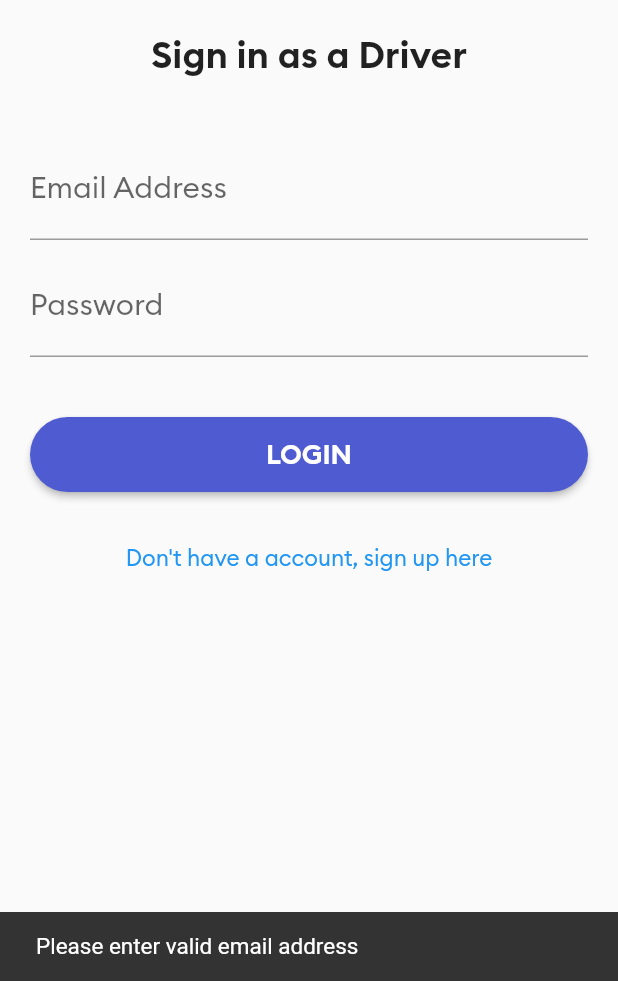
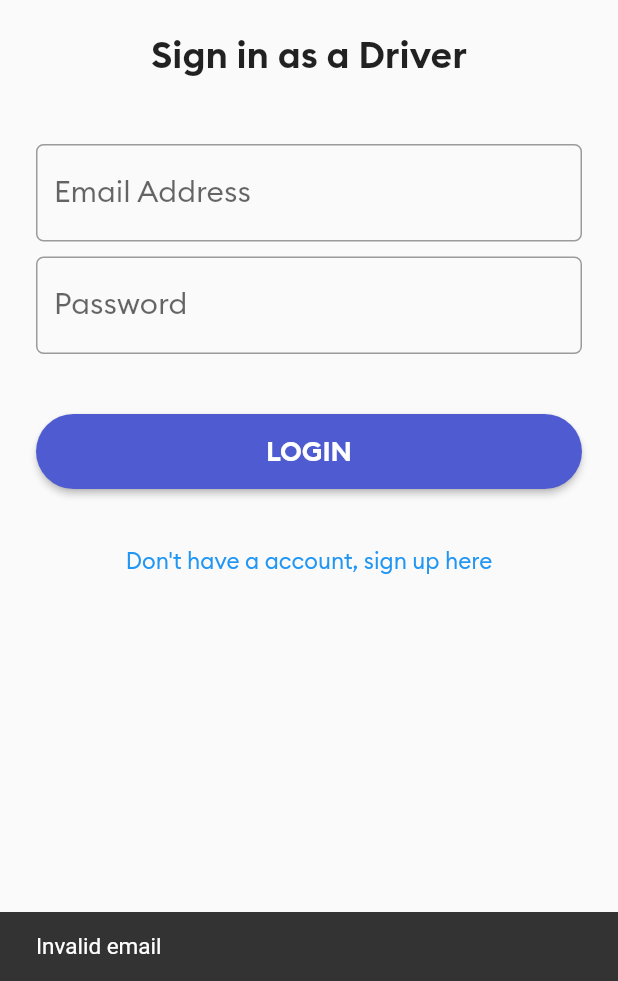
Before and after one commit to Ritsz123/F-Taxi-driver, a Flutter app: the screen it shows after launch, after a tap on "LOGIN", on a phone screen of 412 x 824 dp, the part 255-1236 px from its top. Run offline on Flutter 3.47's test engine with Material 2 defaults, Android fonts, the phone set to English and light mode, and no system bars; our stand-ins replace connectivity, firebase_auth, firebase_core, firebase_database, firebase_messaging, geolocator and 3 more; missing offline and left inert: flutter_geofire; accounts and stored records are empty.

Commit message:
refactor login screen

```diff
--- a/lib/globals.dart
+++ b/lib/globals.dart
@@ -3,8 +3,11 @@ import 'dart:async';
 import 'package:firebase_auth/firebase_auth.dart';
 import 'package:geolocator/geolocator.dart';
 import 'package:google_maps_flutter/google_maps_flutter.dart';
+import 'package:logger/logger.dart';
 
 User? currentFirebaseUser;
+
+Logger logger = Logger();
 
 final CameraPosition googlePlex = CameraPosition(
   bearing: 192.8334901395799,
--- a/lib/screens/loginScreen.dart
+++ b/lib/screens/loginScreen.dart
@@ -1,10 +1,10 @@
 import 'package:connectivity/connectivity.dart';
 import 'package:firebase_auth/firebase_auth.dart';
-import 'package:firebase_database/firebase_database.dart';
 import 'package:flutter/material.dart';
 import 'package:uber_driver_app/Colors.dart';
-import 'package:uber_driver_app/screens/homeScreen.dart';
+import 'package:uber_driver_app/globals.dart';
 import 'package:uber_driver_app/screens/registrationScreen.dart';
+import 'package:uber_driver_app/widgets/input_field.dart';
 import 'package:uber_driver_app/widgets/progressIndicator.dart';
 import 'package:uber_driver_app/widgets/taxiButton.dart';
 import 'package:velocity_x/velocity_x.dart';
@@ -17,13 +17,9 @@ class LoginScreen extends StatefulWidget {
 }
 
 class _LoginScreenState extends State<LoginScreen> {
-  var emailController = TextEditingController();
-
-  var passwordController = TextEditingController();
-
   final GlobalKey<ScaffoldState> scaffoldKey = GlobalKey<ScaffoldState>();
-
-  final FirebaseAuth _auth = FirebaseAuth.instance;
+  String _email = '';
+  String _password = '';
 
   void showSnackBar(String title) {
     final snackBar = SnackBar(
@@ -31,56 +27,6 @@ class _LoginScreenState extends State<LoginScreen> {
       content: title.text.size(15).make(),
     );
     ScaffoldMessenger.of(context).showSnackBar(snackBar);
-  }
-
-  void validateLogin() async {
-    var connResult = await Connectivity().checkConnectivity();
-    if (connResult != ConnectivityResult.mobile &&
-        connResult != ConnectivityResult.wifi) {
-      showSnackBar("No Internet connectivity");
-      return;
-    }
-    if (!emailController.text.contains('@')) {
-      showSnackBar("Please enter valid email address");
-    } else if (passwordController.text.length < 6) {
-      showSnackBar("please enter valid password");
-    } else {
-      showDialog(
-        barrierDismissible: false,
-        context: context,
-        builder: (context) => ProgressDialog(status: "Logging you in..."),
-      );
-      loginUser();
-    }
-  }
-
-  void loginUser() async {
-    User? user;
-    try {
-      user = (await FirebaseAuth.instance.signInWithEmailAndPassword(
-        email: emailController.text,
-        password: passwordController.text,
-      ))
-          .user;
-    } on FirebaseAuthException catch (e) {
-      Navigator.pop(context);
-      showSnackBar(e.message!);
-    }
-    if (user != null) {
-//      verify user data in db
-      DatabaseReference userRef =
-          FirebaseDatabase.instance.reference().child('drivers/${user.uid}');
-      userRef.once().then(
-        (DataSnapshot snapshot) {
-          print("Driver Logged in");
-          Navigator.pushNamedAndRemoveUntil(
-            context,
-            HomeScreen.id,
-            (route) => false,
-          );
-        },
-      );
-    }
   }
 
   @override
@@ -99,64 +45,25 @@ class _LoginScreenState extends State<LoginScreen> {
                 image: AssetImage("assets/images/logo.png"),
               ),
               20.heightBox,
-              "Sign in as a Driver"
-                  .text
-                  .size(25)
-                  .fontFamily('Brand-Bold')
-                  .make(),
+              "Sign in as a Driver".text.size(25).fontFamily('Brand-Bold').make(),
               20.heightBox,
               Column(
                 children: [
-                  TextField(
-                    controller: emailController,
-                    keyboardType: TextInputType.emailAddress,
-                    decoration: InputDecoration(
-                      labelText: 'Email Address',
-                      labelStyle: TextStyle(
-                        fontSize: 20,
-                      ),
-                      hintStyle: TextStyle(
-                        color: Colors.grey,
-                        fontSize: 16,
-                      ),
-                    ),
-                    style: TextStyle(
-                      fontSize: 20,
-                    ),
-                  ),
-                  10.heightBox,
-                  TextField(
-                    controller: passwordController,
-                    obscureText: true,
-                    decoration: InputDecoration(
-                      labelText: 'Password',
-                      labelStyle: TextStyle(
-                        fontSize: 20,
-                      ),
-                      hintStyle: TextStyle(
-                        color: Colors.grey,
-                        fontSize: 16,
-                      ),
-                    ),
-                    style: TextStyle(
-                      fontSize: 20,
-                    ),
-                  ),
+                  _loginForm(),
                   40.heightBox,
                   TaxiButton(
-                    onPressed: validateLogin,
+                    onPressed: processLogin,
                     buttonText: "login",
                     color: MyColors.colorAccentPurple,
                   ),
                 ],
-              ).p20(),
+              ).p24(),
               TextButton(
                 onPressed: () {
-                  Navigator.pushNamedAndRemoveUntil(
-                      context, RegistrationScreen.id, (route) => false);
+                  Navigator.pushNamedAndRemoveUntil(context, RegistrationScreen.id, (route) => false);
                 },
                 child:
-                    "Don't have a account, sign up here".text.size(15).make(),
+                  "Don't have a account, sign up here".text.size(15).make(),
               ),
             ],
           ),
@@ -164,4 +71,83 @@ class _LoginScreenState extends State<LoginScreen> {
       ),
     );
   }
+
+  Widget _loginForm() {
+    return Column(
+      children: [
+        InputField(
+          labelText: 'Email Address',
+          onValueChange: (String value) {
+            _email = value;
+          },
+          keyboardType: TextInputType.emailAddress,
+        ),
+        10.heightBox,
+        InputField(
+          labelText: 'Password',
+          obscureText: true,
+          onValueChange: (String value) {
+            _password = value;
+          },
+        ),
+      ],
+    );
+  }
+
+  Future<bool> _validateLoginForm() async {
+    var connResult = await Connectivity().checkConnectivity();
+    if (connResult != ConnectivityResult.mobile &&
+        connResult != ConnectivityResult.wifi) {
+      showSnackBar("No Internet connectivity");
+      return false;
+    }
+
+    if(!RegExp(r"^[a-zA-Z0-9.a-zA-Z0-9.!#$%&'*+-/=?^_`{|}~]+@[a-zA-Z0-9]+\.[a-zA-Z]+").hasMatch(_email)){
+      showSnackBar('Invalid email');
+      return false;
+    }else if (_password.length < 6) {
+      showSnackBar("please enter valid password");
+      return false;
+    }
+    return true;
+  }
+
+  void processLogin() async {
+    bool isFormValid = await _validateLoginForm();
+    if(!isFormValid) return;
+
+    showDialog(
+      barrierDismissible: false,
+      context: context,
+      builder: (context) => ProgressDialog(status: "Logging you in..."),
+    );
+
+    logger.i('making login request');
+    /*
+
+    try {
+      Map<String, dynamic> response = await RequestHelper.postRequest(
+        url: serviceUrl.loginUser,
+        body: {
+          'email' : _email,
+          'password' : _password,
+        },
+      );
+
+      String authToken = response['body']['token'];
+      bool cached = await HelperMethods.cacheAuthToken(authToken);
+      if(cached) {
+        Provider.of<AppData>(context, listen: false).setAuthToken(authToken);
+
+        logger.i('Login Successful');
+
+        Navigator.pushNamedAndRemoveUntil(context, HomeScreen.id, (route) => false);
+      }
+    } catch (e) {
+      Navigator.pop(context);
+      showSnackBar(e.toString());
+    }
+
+    */
+  }
 }
--- /dev/null
+++ b/lib/widgets/input_field.dart
@@ -0,0 +1,42 @@
+import 'package:flutter/material.dart';
+
+class InputField extends StatelessWidget {
+
+  final String labelText;
+  final ValueChanged<String> onValueChange;
+  final TextInputType? keyboardType;
+  final bool? obscureText;
+
+  const InputField({
+    Key? key,
+    required this.labelText,
+    required this.onValueChange,
+    this.keyboardType,
+    this.obscureText = false
+  }) : super(key: key);
+
+  @override
+  Widget build(BuildContext context) {
+    return TextFormField(
+      keyboardType: keyboardType,
+      obscureText: obscureText ?? false,
+      onChanged: onValueChange,
+      decoration: InputDecoration(
+        border: OutlineInputBorder(
+          borderRadius: BorderRadius.circular(5),
+        ),
+        labelText: labelText,
+        labelStyle: TextStyle(
+          fontSize: 20,
+        ),
+        hintStyle: TextStyle(
+          color: Colors.grey,
+          fontSize: 16,
+        ),
+      ),
+      style: TextStyle(
+        fontSize: 20,
+      ),
+    );
+  }
+}
--- a/pubspec.yaml
+++ b/pubspec.yaml
@@ -41,6 +41,8 @@ dependencies:
   animated_text_kit: ^4.2.1
   flutter_geofire: ^2.0.0
   firebase_messaging: ^10.0.0
+  logger: ^1.0.0
+
 
 dev_dependencies:
   flutter_test:
```
Also changed, not shown: lib/screens/homeScreen.dart (+15 -5 lines), pubspec.lock.
